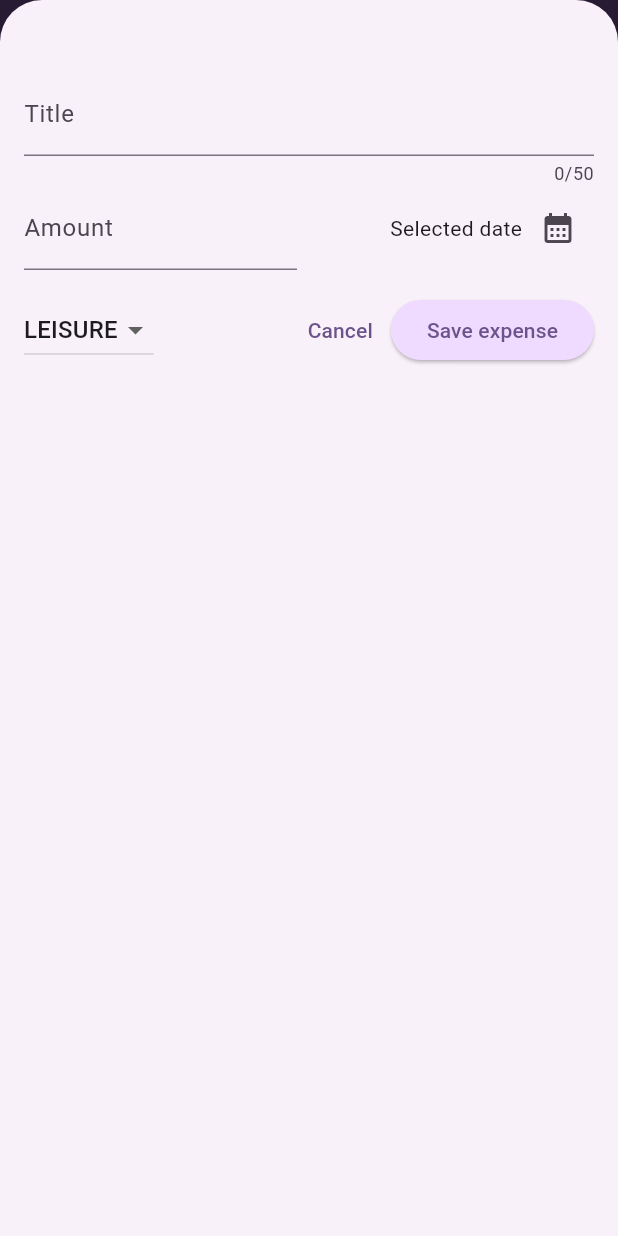
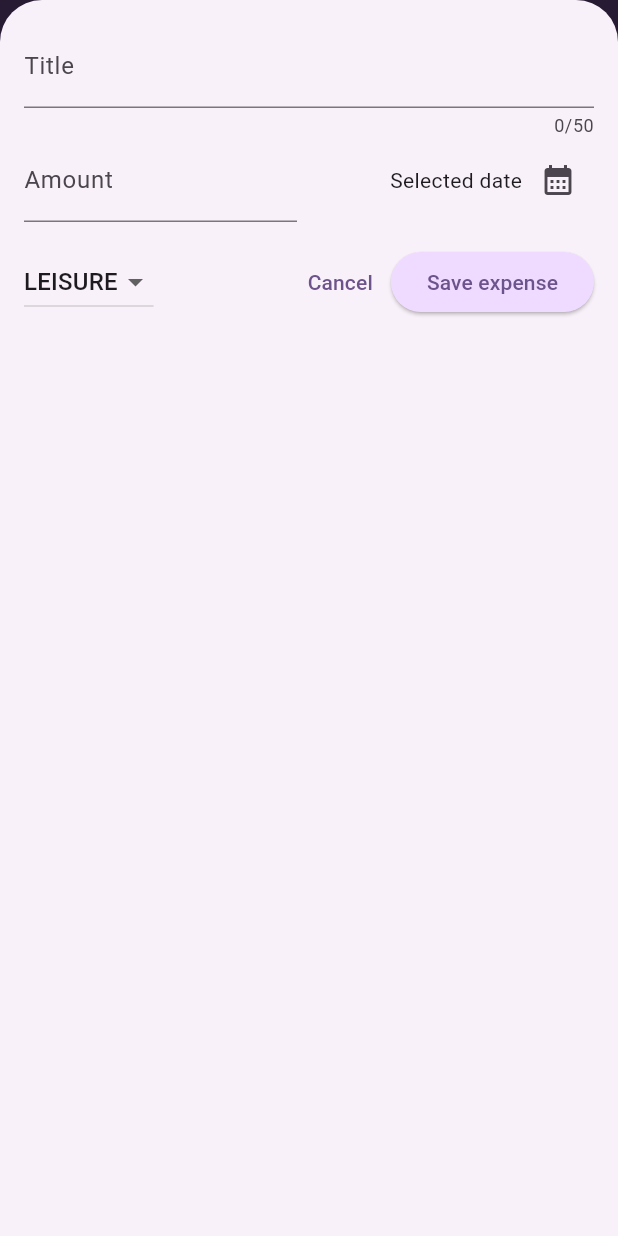
Before and after one commit to GuiKrause/expenses, a Flutter app: the screen it shows after launch, after a tap on the "add" icon, on a phone screen of 412 x 824 dp. Run offline on Flutter 3.47's test engine with Material 3 defaults, Android fonts, the phone set to English and light mode, and no system bars.

Commit message:
making app more responsive

```diff
--- a/lib/widgets/expenses.dart
+++ b/lib/widgets/expenses.dart
@@ -32,6 +32,7 @@ class _ExpensesState extends State<Expenses> {
       context: context,
       isScrollControlled: true,
       enableDrag: false,
+      useSafeArea: true,
       builder: (ctx) {
         return NewExpense(onAddExpense: _addExpense);
       },
@@ -68,6 +69,8 @@ class _ExpensesState extends State<Expenses> {
 
   @override
   Widget build(BuildContext context) {
+    var width = MediaQuery.of(context).size.width;
+
     Widget screenContent = _registeredExpenses.isNotEmpty
         ? ExpensesList(
             expenses: _registeredExpenses, onRemoveExpense: _removeExpense)
@@ -86,7 +89,18 @@ class _ExpensesState extends State<Expenses> {
         ],
       ),
       body: Center(
-        child: Column(
+        child: width > 600
+            ? Row(
+                children: [
+                  Expanded(
+                    child: Chart(expenses: _registeredExpenses),
+                  ),
+                  Expanded(
+                    child: screenContent,
+                  ),
+                ],
+              )
+            : Column(
                 children: [
                   Chart(expenses: _registeredExpenses),
                   Expanded(
--- a/lib/widgets/new_expense.dart
+++ b/lib/widgets/new_expense.dart
@@ -78,8 +78,12 @@ class _NewExpenseState extends State<NewExpense> {
 
   @override
   Widget build(BuildContext context) {
-    return Padding(
-      padding: const EdgeInsets.fromLTRB(16, 48, 16, 16),
+    var keyboardHigth = MediaQuery.of(context).viewInsets.bottom;
+    return SizedBox(
+      height: double.infinity,
+      child: SingleChildScrollView(
+        child: Padding(
+          padding: EdgeInsets.fromLTRB(16, 16, 16, keyboardHigth + 16),
           child: Column(
             children: [
               TextField(
@@ -160,6 +164,8 @@ class _NewExpenseState extends State<NewExpense> {
               )
             ],
           ),
+        ),
+      ),
     );
   }
 }
```
Also changed, not shown: lib/main.dart (+8 -0 lines). Lines whose indentation alone changed are shown as unchanged.
